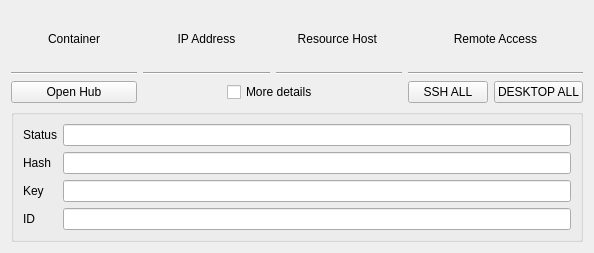
Before: the Qt Designer form hub/forms/DlgEnvironment.ui in subutai-io/control-center, drawn with Qt 5.
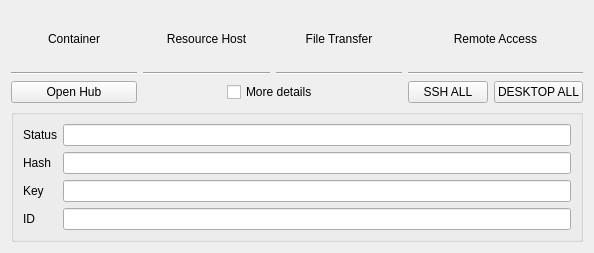
After: the same form once the commit is applied.

```diff
--- a/hub/forms/DlgEnvironment.ui
+++ b/hub/forms/DlgEnvironment.ui
@@ -62,7 +62,7 @@
    <item row="0" column="1">
     <widget class="QLabel" name="label_8">
      <property name="text">
-      <string>IP Address</string>
+      <string>Resource Host</string>
      </property>
      <property name="alignment">
       <set>Qt::AlignCenter</set>
@@ -72,7 +72,7 @@
    <item row="0" column="2">
     <widget class="QLabel" name="label_10">
      <property name="text">
-      <string>Resource Host </string>
+      <string>File Transfer</string>
      </property>
      <property name="alignment">
       <set>Qt::AlignCenter</set>
```
Left out of the diff: 138 changed lines with no effect on the pictures.
